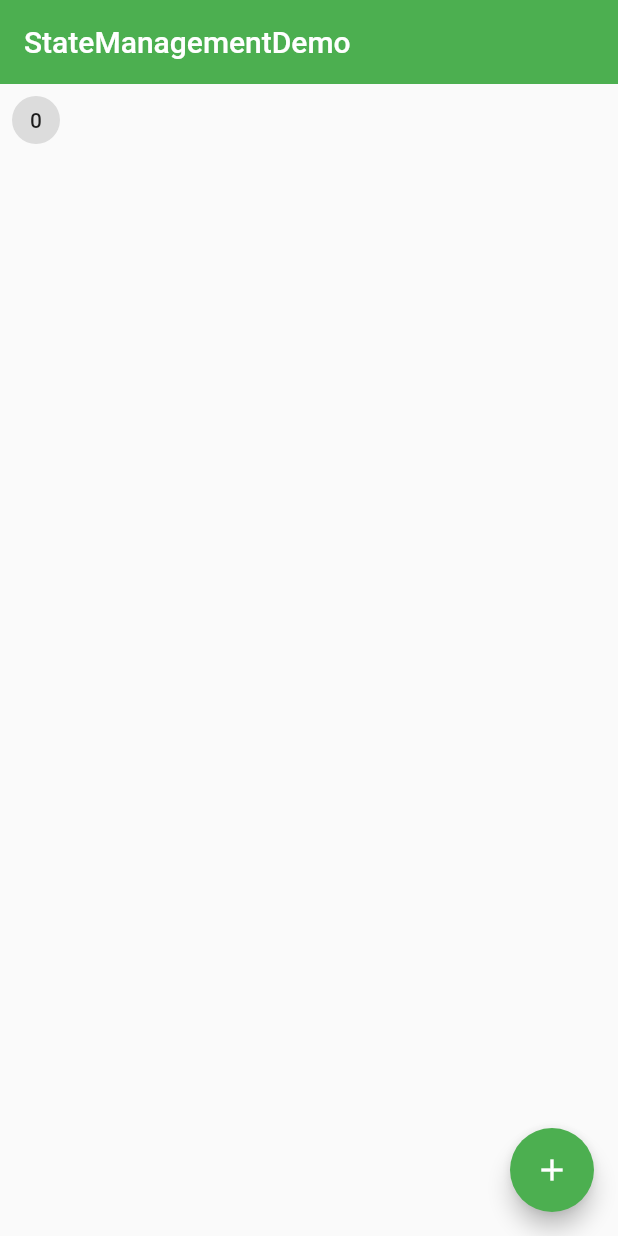
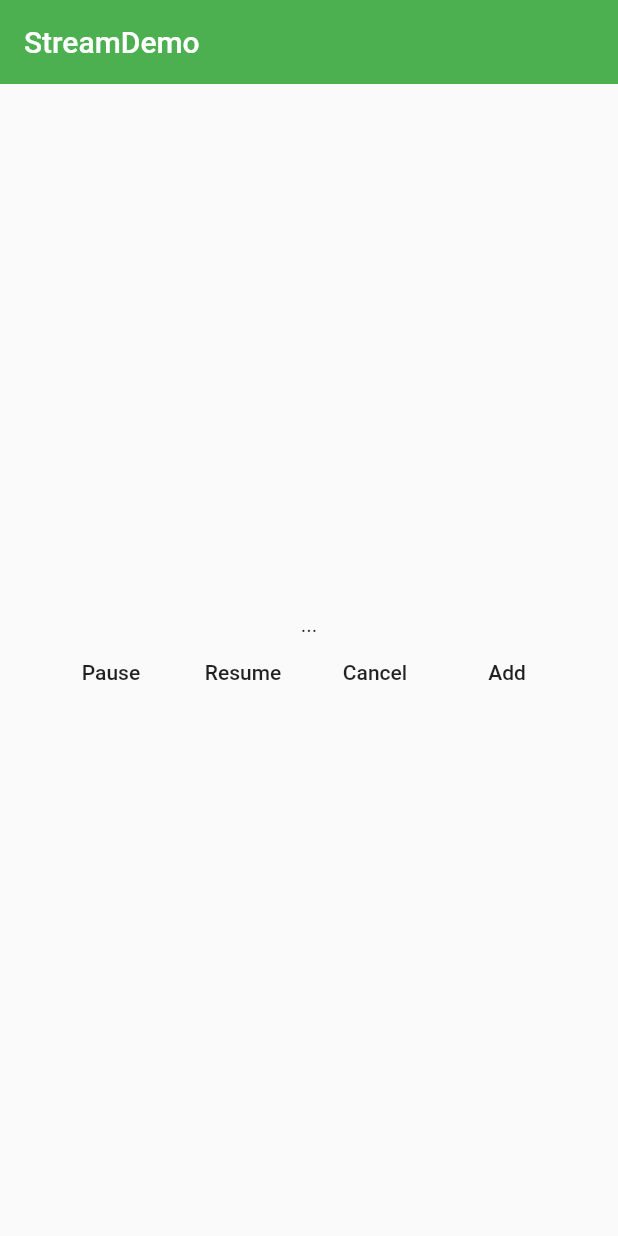
Before and after one commit to effortwdh/test_flutter, a Flutter app: the screen it shows after launch, on a phone screen of 412 x 824 dp. Run offline on Flutter 3.47's test engine with Material 2 defaults, Android fonts, the phone set to English and light mode, and no system bars.

Commit message:
kechen15

```diff
--- /dev/null
+++ b/lib/demo/stream/stream_demo.dart
@@ -0,0 +1,144 @@
+import 'dart:convert';
+
+import 'package:flutter/material.dart';
+import 'dart:async';
+
+class StreamDemo extends StatelessWidget{
+  @override
+  Widget build(BuildContext context) {
+    return Scaffold(
+      appBar: AppBar(
+        title: Text('StreamDemo'),
+        elevation: 0,
+      ),
+      body: StatemDemoHome(),
+    );
+  }
+}
+class StatemDemoHome extends StatefulWidget{
+  @override
+  State<StatefulWidget> createState() {
+    return _StatemDemoHomeState();
+  }
+}
+class _StatemDemoHomeState extends State<StatemDemoHome>{
+  //为了暂停、恢复、取消监听
+  StreamSubscription _streamDemoSubscription;
+  //控制
+  StreamController<String> _streamDemo;
+  //水槽 水池
+  StreamSink _sinkDemo;
+  //Text显示数据
+  String _data = '。。。';
+  @override
+  void dispose() {
+  _streamDemo.close();
+    super.dispose();
+  }
+  @override
+  void initState() {
+    super.initState();
+    print('create a stream');
+    //使用StreamController
+    //_streamDemo = StreamController<String>();
+    //可以多个订阅
+    _streamDemo = StreamController.broadcast();
+    _sinkDemo = _streamDemo.sink;
+    _streamDemoSubscription = _streamDemo.stream.listen(onData,onError: onError,onDone: onDone);
+    //可以多个订阅
+    _streamDemoSubscription = _streamDemo.stream.listen(onDataTwo,onError: onError,onDone: onDone);
+
+    //Stream<String> _streamDemo = Stream.fromFuture(fetchData());
+    //监听 时候还没有数据
+    print('Start listening on a stream');
+    //对应接受到数据，错误，完成 时的方法
+    //_streamDemoSubscription = _streamDemo.listen(onData,onError: onError,onDone: onDone);
+
+
+
+    print('Initialize completed.');
+  }
+  void onData(String data){
+    setState(() {
+      _data = data;
+    });
+    print('$data');
+  }
+  void onDataTwo(String data){
+    print('onDataTwo:$data');
+  }
+  void onError(error){
+    print('Error:$error');
+  }
+  void onDone(){
+    print('Done!');
+  }
+  Future<String> fetchData() async{
+    await Future.delayed(Duration(seconds: 3));
+    //模拟发生错误
+    //throw 'something happended';
+    return 'hello ~';
+  }
+  void _pauseStream(){
+    print('Pause subscription');
+    _streamDemoSubscription.pause();
+  }
+  void _resumeStream(){
+    print('Pause subscription');
+    _streamDemoSubscription.resume();
+  }
+  void _cancelStream(){
+    print('Pause subscription');
+    _streamDemoSubscription.cancel();
+  }
+  void _addDataTOStream()async{
+    print('Add data to stream');
+
+    String data = await fetchData();
+    //_streamDemo.add(data);
+    _sinkDemo.add(data);
+  }
+  @override
+  Widget build(BuildContext context) {
+    return Container(
+      child: Center(
+        child:Column(
+          mainAxisAlignment: MainAxisAlignment.center,
+          children: <Widget>[
+            //Text(_data),
+            //根据值构建小部件
+            StreamBuilder(
+              stream: _streamDemo.stream,
+              initialData: '...',
+              builder: (context,snapshot){
+                return Text('${snapshot.data}');
+              },
+            ),
+            Row(
+              mainAxisAlignment: MainAxisAlignment.center,
+              children: <Widget>[
+                FlatButton(
+                  child: Text('Pause'),
+                  onPressed: _pauseStream,
+                ),
+                FlatButton(
+                  child: Text('Resume'),
+                  onPressed: _resumeStream,
+                ),
+                FlatButton(
+                  child: Text('Cancel'),
+                  onPressed: _cancelStream,
+                ),
+                FlatButton(
+                  child: Text('Add'),
+                  onPressed: _addDataTOStream,
+                ),
+              ],
+            ),
+          ],
+        )
+
+      ),
+    );
+  }
+}
--- a/lib/main.dart
+++ b/lib/main.dart
@@ -12,7 +12,7 @@ import 'demo/NavigatorDame.dart';
 import 'demo/from_demo.dart';
 import 'demo/material_components.dart';
 import 'demo/state/state_management.dart';
-
+import 'demo/stream/stream_demo.dart';
 void main() => runApp(App()); //根据app类初始化返回的widget来绘制页面
 
 class App extends StatelessWidget {
@@ -29,7 +29,9 @@ class App extends StatelessWidget {
         //按钮页面
         //home: MaterialComponents(),
         //状态管理页面
-        home: StateManagementDemo2(),
+        //home: StateManagementDemo2(),
+        //Stream
+        home: StreamDemo(),
         //initialRoute: '/about',
         //initialRoute: '/',
 //        routes: {
```
